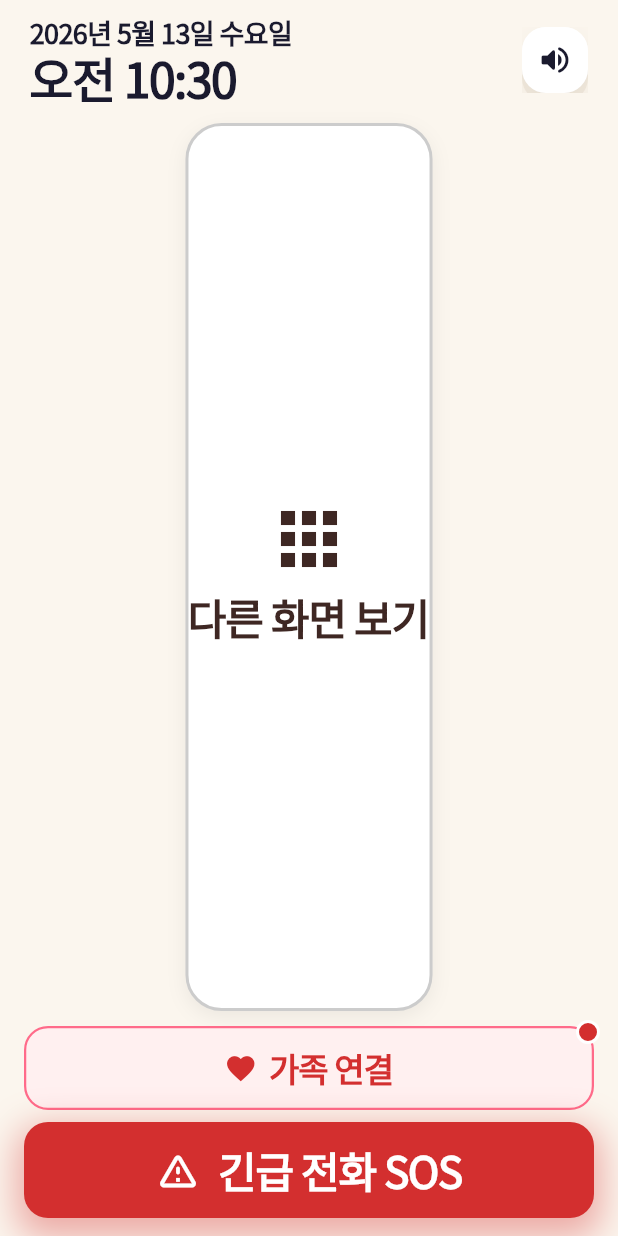
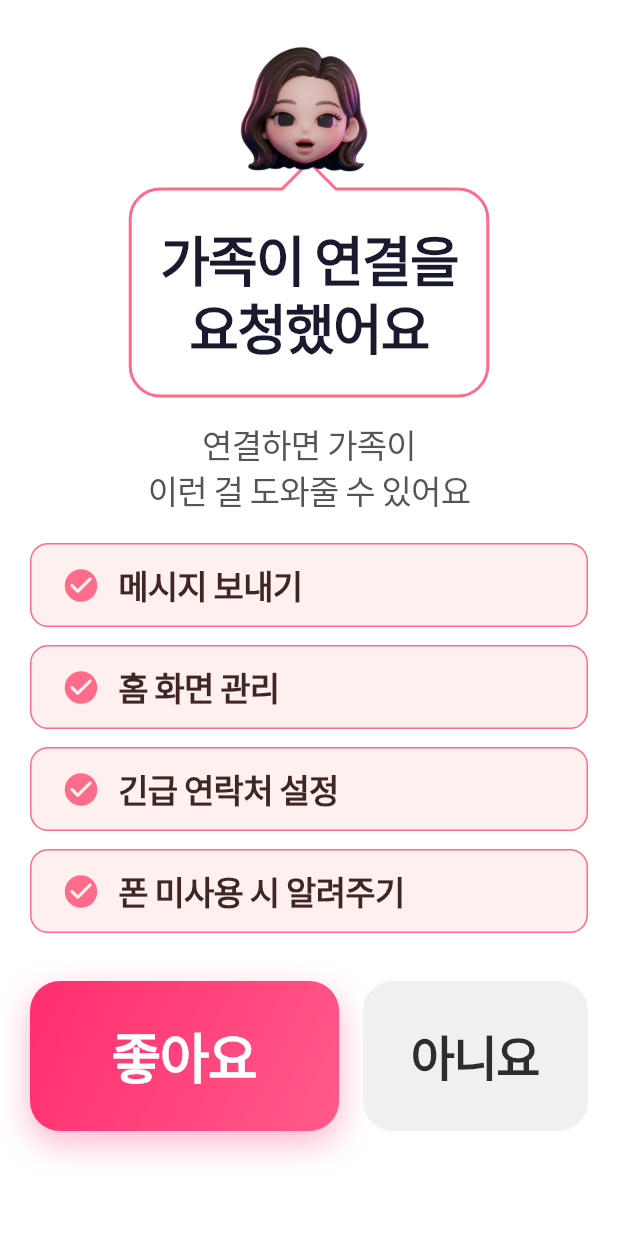
Before and after one commit to jdnnetwork/jalboine, a Flutter app: the FamilyBranchScreen screen opened by its route, after a tap on "아니요", on a phone screen of 412 x 824 dp. Run offline on Flutter 3.47's test engine with Material 3 defaults, Android fonts, the phone set to English and light mode, and no system bars; our stand-ins replace app_links, audioplayers, battery_plus, connectivity_plus, firebase_core, firebase_messaging and 12 more; missing offline and left inert: android_intent_plus, flutter_foreground_task, flutter_ringtone_player, record; accounts and stored records are empty; network calls fail.

Commit message:
feat: 가족 연결 4자리 코드 + 어르신 동의 화면 추가
코드 통일 (6→4)
- family_branch_screen._gen(): 1000~9999 범위 4자리 (기존 6자리)
- guardian 입력 UI 는 이미 maxLength=4 였음 — 양쪽 일치

새 흐름: 어르신 동의 게이트
- parent_connect_screen: 보호자가 코드 입력 시 status='accepted' 즉시 설정
  하지 않고 guardian_user_id 만 기록. 어르신이 동의해야 'accepted' 로.
  + FCM 푸시 (route: /family/consent?pair=...) + '어르신께 알림을 보냈어요' 토스트
- 신규 family_consent_screen.dart
  * 마스코트 + 분홍 말풍선 + 동의 항목 4개 카드 + 좋아요(55%)/아니요(40%) 버튼
  * 좋아요 → status='accepted' + profiles.consent_family/consent_date 저장
    + 보호자에게 완료 푸시 → /home
  * 아니요 → status='rejected' + 보호자에게 거부 푸시 → /home
  * PopScope canPop:false 로 백버튼 우회 방지
- home_screen: initState + resume 시 pending+guardian_user_id 있는 요청
  자동 감지 → /family/consent 로 push

라우트
- /family/consent?pair=<id> 추가

마이그레이션 20260517
- pair_links.status check 에 'rejected' 추가
- profiles.consent_family / consent_date 컬럼 추가

Co-Authored-By: Claude Opus 4.7 (1M context) <noreply@anthropic.com>

```diff
--- a/lib/core/router.dart
+++ b/lib/core/router.dart
@@ -24,6 +24,7 @@ import '../features/medication_setup/med_hour_screen.dart';
 import '../features/medication_setup/med_confirm_screen.dart';
 import '../features/medication_setup/notification_permission_screen.dart';
 import '../features/pairing/family_branch_screen.dart';
+import '../features/pairing/family_consent_screen.dart';
 import '../features/home/home_screen.dart';
 import '../features/home/more_screen.dart';
 import '../features/emergency/emergency_screen.dart';
@@ -154,6 +155,12 @@ final routerProvider = Provider<GoRouter>((ref) {
       ),
       GoRoute(path: '/setup-done', builder: (_, _) => const SetupDoneScreen()),
       GoRoute(path: '/family', builder: (_, _) => const FamilyBranchScreen()),
+      GoRoute(
+        path: '/family/consent',
+        builder: (_, s) => FamilyConsentScreen(
+          pairId: s.uri.queryParameters['pair'] ?? '',
+        ),
+      ),
       GoRoute(path: '/home', builder: (_, _) => const HomeScreen()),
       GoRoute(path: '/more', builder: (_, _) => const MoreScreen()),
       GoRoute(path: '/emergency', builder: (_, _) => const EmergencyScreen()),
--- a/lib/features/guardian/parent_connect_screen.dart
+++ b/lib/features/guardian/parent_connect_screen.dart
@@ -5,6 +5,7 @@ import 'package:go_router/go_router.dart';
 import '../../core/design_tokens.dart';
 import '../../core/supabase.dart';
 import '../../core/theme.dart';
+import '../../services/push_service.dart';
 
 /// 보호자가 피보호자가 생성한 4자리 연결 코드를 입력하는 화면.
 class ParentConnectScreen extends ConsumerStatefulWidget {
@@ -50,11 +51,24 @@ class _ParentConnectScreenState extends ConsumerState<ParentConnectScreen> {
             const SnackBar(content: Text('번호가 맞지 않아요. 다시 확인해주세요')));
         return;
       }
+      final pairId = row['id'] as String;
+      final seniorId = row['senior_user_id'] as String;
+      // status 는 'pending' 그대로 두고 guardian_user_id 만 기록.
+      // 어르신이 동의 화면에서 좋아요/아니요 를 누르면 'accepted'/'rejected' 로 바뀐다.
       await sb.from('pair_links').update({
         'guardian_user_id': uid,
-        'status': 'accepted',
-      }).eq('id', row['id'] as String);
+      }).eq('id', pairId);
+      // 어르신에게 FCM 푸시 — 탭하면 동의 화면으로.
+      await PushService.instance.sendTo(
+        userId: seniorId,
+        title: '가족이 연결을 요청했어요',
+        body: '잘보이네를 열어 확인해 주세요',
+        data: {'route': '/family/consent?pair=$pairId'},
+      );
       if (!mounted) return;
+      ScaffoldMessenger.of(context).showSnackBar(
+        const SnackBar(content: Text('어르신께 알림을 보냈어요')),
+      );
       context.go('/guardian/dashboard');
     } catch (e) {
       if (!mounted) return;
--- a/lib/features/home/home_screen.dart
+++ b/lib/features/home/home_screen.dart
@@ -6,6 +6,7 @@ import 'package:go_router/go_router.dart';
 import 'package:google_fonts/google_fonts.dart';
 import 'package:shared_preferences/shared_preferences.dart';
 import '../../core/design_tokens.dart';
+import '../../core/supabase.dart';
 import '../../services/audio_service.dart';
 import '../../services/foreground_sync_service.dart';
 import '../../services/launcher_service.dart';
@@ -118,7 +119,31 @@ class _HomeScreenState extends ConsumerState<HomeScreen>
       StatusSyncService.instance.startPeriodic();
       await OnboardingSettingsService.loadFromProfiles(ref);
       await ForegroundSyncService.instance.startIfNeeded();
+      await _checkPendingConsent();
     });
+  }
+
+  Future<void> _checkPendingConsent() async {
+    if (!mounted) return;
+    try {
+      final sb = ref.read(supabaseProvider);
+      final uid = sb.auth.currentUser?.id;
+      if (uid == null) return;
+      final row = await sb
+          .from('pair_links')
+          .select('id')
+          .eq('senior_user_id', uid)
+          .eq('status', 'pending')
+          .not('guardian_user_id', 'is', null)
+          .order('created_at', ascending: false)
+          .limit(1)
+          .maybeSingle();
+      final pairId = row?['id'] as String?;
+      if (pairId == null || !mounted) return;
+      context.push('/family/consent?pair=$pairId');
+    } catch (_) {
+      // 네트워크/오류는 조용히 무시 — 동의 화면을 못 띄워도 홈은 정상 동작해야 함.
+    }
   }
 
   Future<void> _loadCachedApps() async {
@@ -153,6 +178,7 @@ class _HomeScreenState extends ConsumerState<HomeScreen>
       StatusSyncService.instance.pushOnce();
       StatusSyncService.instance.startPeriodic();
       _maybeStartCallChecker();
+      _checkPendingConsent();
     } else if (state == AppLifecycleState.paused) {
       StatusSyncService.instance.stop();
       _callCheckTimer?.cancel();
--- a/lib/features/pairing/family_branch_screen.dart
+++ b/lib/features/pairing/family_branch_screen.dart
@@ -59,8 +59,9 @@ class _FamilyBranchScreenState extends ConsumerState<FamilyBranchScreen> {
   }
 
   String _gen() {
+    // 1000~9999 범위의 4자리 코드.
     final r = Random.secure();
-    return List.generate(6, (_) => r.nextInt(10).toString()).join();
+    return (1000 + r.nextInt(9000)).toString();
   }
 
   Future<void> _yes() async {
--- /dev/null
+++ b/lib/features/pairing/family_consent_screen.dart
@@ -0,0 +1,367 @@
+import 'package:flutter/material.dart';
+import 'package:flutter_riverpod/flutter_riverpod.dart';
+import 'package:go_router/go_router.dart';
+import 'package:google_fonts/google_fonts.dart';
+import '../../core/supabase.dart';
+import '../../services/push_service.dart';
+
+const _ink = Color(0xFF1A1A2E);
+const _accentPink = Color(0xFFFF6B8A);
+const _yesStart = Color(0xFFFF2D6F);
+const _yesEnd = Color(0xFFFF5A8A);
+const _noBg = Color(0xFFF0F0F0);
+const _noFg = Color(0xFF2D2D2D);
+const _cardBg = Color(0xFFFFF0F0);
+const _cardInk = Color(0xFF3E2723);
+const _subText = Color(0xFF555555);
+
+/// 어르신이 가족 연결 요청에 동의/거부하는 화면.
+///
+/// 진입 경로:
+///  - FCM 푸시 탭 (route: '/family/consent?pair=...')
+///  - 홈 화면 진입/resume 시 pending 요청 자동 감지
+class FamilyConsentScreen extends ConsumerStatefulWidget {
+  final String pairId;
+  const FamilyConsentScreen({super.key, required this.pairId});
+
+  @override
+  ConsumerState<FamilyConsentScreen> createState() =>
+      _FamilyConsentScreenState();
+}
+
+class _FamilyConsentScreenState extends ConsumerState<FamilyConsentScreen> {
+  bool _busy = false;
+
+  Future<void> _onYes() async {
+    if (_busy) return;
+    setState(() => _busy = true);
+    try {
+      final sb = ref.read(supabaseProvider);
+      final user = sb.auth.currentUser;
+      if (user == null) {
+        throw StateError('세션이 만료됐어요. 다시 시작해주세요');
+      }
+      final row = await sb
+          .from('pair_links')
+          .update({'status': 'accepted'})
+          .eq('id', widget.pairId)
+          .select('guardian_user_id')
+          .single();
+      final guardianId = row['guardian_user_id'] as String?;
+      await sb.from('profiles').update({
+        'consent_family': true,
+        'consent_date': DateTime.now().toUtc().toIso8601String(),
+      }).eq('user_id', user.id);
+      if (guardianId != null) {
+        await PushService.instance.sendTo(
+          userId: guardianId,
+          title: '연결이 완료되었어요!',
+          body: '이제 어르신과 메시지를 주고받을 수 있어요',
+          data: {'route': '/guardian/dashboard'},
+        );
+      }
+      if (!mounted) return;
+      context.go('/home');
+    } catch (e) {
+      if (!mounted) return;
+      ScaffoldMessenger.of(context).showSnackBar(SnackBar(content: Text('$e')));
+      setState(() => _busy = false);
+    }
+  }
+
+  Future<void> _onNo() async {
+    if (_busy) return;
+    setState(() => _busy = true);
+    try {
+      final sb = ref.read(supabaseProvider);
+      final row = await sb
+          .from('pair_links')
+          .update({'status': 'rejected'})
+          .eq('id', widget.pairId)
+          .select('guardian_user_id')
+          .single();
+      final guardianId = row['guardian_user_id'] as String?;
+      if (guardianId != null) {
+        await PushService.instance.sendTo(
+          userId: guardianId,
+          title: '연결이 거부되었어요',
+          body: '어르신이 연결 요청을 거부하셨어요',
+          data: {'route': '/guardian/dashboard'},
+        );
+      }
+      if (!mounted) return;
+      context.go('/home');
+    } catch (e) {
+      if (!mounted) return;
+      ScaffoldMessenger.of(context).showSnackBar(SnackBar(content: Text('$e')));
+      setState(() => _busy = false);
+    }
+  }
+
+  @override
+  Widget build(BuildContext context) {
+    // 시스템 백버튼으로 동의/거부 결정을 건너뛸 수 없게 한다.
+    return PopScope(
+      canPop: false,
+      child: Scaffold(
+        backgroundColor: Colors.white,
+        body: SafeArea(
+          child: SingleChildScrollView(
+            padding: const EdgeInsets.fromLTRB(20, 16, 20, 20),
+            child: Column(
+              crossAxisAlignment: CrossAxisAlignment.stretch,
+              children: [
+                const SizedBox(height: 8),
+                const _MascotWithBubble(),
+                const SizedBox(height: 16),
+                Text(
+                  '연결하면 가족이\n이런 걸 도와줄 수 있어요',
+                  textAlign: TextAlign.center,
+                  style: GoogleFonts.notoSansKr(
+                    fontSize: 22,
+                    fontWeight: FontWeight.w500,
+                    color: _subText,
+                    height: 1.4,
+                    letterSpacing: -0.5,
+                  ),
+                ),
+                const SizedBox(height: 20),
+                const _ConsentItem(text: '메시지 보내기'),
+                const SizedBox(height: 12),
+                const _ConsentItem(text: '홈 화면 관리'),
+                const SizedBox(height: 12),
+                const _ConsentItem(text: '긴급 연락처 설정'),
+                const SizedBox(height: 12),
+                const _ConsentItem(text: '폰 미사용 시 알려주기'),
+                const SizedBox(height: 32),
+                Row(
+                  children: [
+                    Expanded(
+                      flex: 55,
+                      child: _YesButton(onTap: _busy ? null : _onYes),
+                    ),
+                    const SizedBox(width: 16),
+                    Expanded(
+                      flex: 40,
+                      child: _NoButton(onTap: _busy ? null : _onNo),
+                    ),
+                  ],
+                ),
+                const SizedBox(height: 16),
+              ],
+            ),
+          ),
+        ),
+      ),
+    );
+  }
+}
+
+class _ConsentItem extends StatelessWidget {
+  final String text;
+  const _ConsentItem({required this.text});
+
+  @override
+  Widget build(BuildContext context) {
+    return Container(
+      height: 56,
+      decoration: BoxDecoration(
+        color: _cardBg,
+        borderRadius: BorderRadius.circular(12),
+        border: Border.all(color: _accentPink, width: 1),
+      ),
+      padding: const EdgeInsets.symmetric(horizontal: 20),
+      child: Row(
+        children: [
+          const Icon(Icons.check_circle_rounded,
+              color: _accentPink, size: 26),
+          const SizedBox(width: 12),
+          Expanded(
+            child: Text(
+              text,
+              style: GoogleFonts.notoSansKr(
+                fontSize: 22,
+                fontWeight: FontWeight.w800,
+                color: _cardInk,
+                letterSpacing: -0.5,
+                height: 1.0,
+              ),
+            ),
+          ),
+        ],
+      ),
+    );
+  }
+}
+
+class _YesButton extends StatelessWidget {
+  final VoidCallback? onTap;
+  const _YesButton({required this.onTap});
+
+  @override
+  Widget build(BuildContext context) {
+    return GestureDetector(
+      onTap: onTap,
+      behavior: HitTestBehavior.opaque,
+      child: Container(
+        height: 100,
+        decoration: BoxDecoration(
+          gradient: const LinearGradient(
+            begin: Alignment.topLeft,
+            end: Alignment.bottomRight,
+            colors: [_yesStart, _yesEnd],
+          ),
+          borderRadius: BorderRadius.circular(20),
+          boxShadow: [
+            BoxShadow(
+              color: _yesStart.withValues(alpha: 0.35),
+              offset: const Offset(0, 8),
+              blurRadius: 18,
+            ),
+          ],
+        ),
+        alignment: Alignment.center,
+        child: Text(
+          '좋아요',
+          style: GoogleFonts.notoSansKr(
+            fontSize: 36,
+            fontWeight: FontWeight.w900,
+            color: Colors.white,
+            letterSpacing: -1.0,
+            height: 1.0,
+          ),
+        ),
+      ),
+    );
+  }
+}
+
+class _NoButton extends StatelessWidget {
+  final VoidCallback? onTap;
+  const _NoButton({required this.onTap});
+
+  @override
+  Widget build(BuildContext context) {
+    return GestureDetector(
+      onTap: onTap,
+      behavior: HitTestBehavior.opaque,
+      child: Container(
+        height: 100,
+        decoration: BoxDecoration(
+          color: _noBg,
+          borderRadius: BorderRadius.circular(20),
+        ),
+        alignment: Alignment.center,
+        child: Text(
+          '아니요',
+          style: GoogleFonts.notoSansKr(
+            fontSize: 32,
+            fontWeight: FontWeight.w900,
+            color: _noFg,
+            letterSpacing: -1.0,
+            height: 1.0,
+          ),
+        ),
+      ),
+    );
+  }
+}
+
+class _MascotWithBubble extends StatelessWidget {
+  const _MascotWithBubble();
+
+  @override
+  Widget build(BuildContext context) {
+    return Stack(
+      clipBehavior: Clip.none,
+      alignment: Alignment.topCenter,
+      children: [
+        Padding(
+          padding: const EdgeInsets.only(top: 84),
+          child: _BubbleWithTail(
+            child: Text(
+              '가족이 연결을\n요청했어요',
+              textAlign: TextAlign.center,
+              style: GoogleFonts.notoSansKr(
+                fontSize: 36,
+                fontWeight: FontWeight.w800,
+                color: _ink,
+                height: 1.25,
+                letterSpacing: -1.2,
+              ),
+            ),
+          ),
+        ),
+        Image.asset(
+          'assets/images/mascot.png',
+          width: 120,
+          fit: BoxFit.contain,
+        ),
+      ],
+    );
+  }
+}
+
+class _BubbleWithTail extends StatelessWidget {
+  final Widget child;
+  const _BubbleWithTail({required this.child});
+
+  static const double _tailH = 18;
+
+  @override
+  Widget build(BuildContext context) {
+    return CustomPaint(
+      painter: const _BubblePainter(),
+      child: Padding(
+        padding: const EdgeInsets.fromLTRB(20, _tailH + 24, 20, 24),
+        child: child,
+      ),
+    );
+  }
+}
+
+class _BubblePainter extends CustomPainter {
+  const _BubblePainter();
+
+  @override
+  void paint(Canvas canvas, Size size) {
+    const r = 20.0;
+    const tailW = 36.0;
+    const tailH = _BubbleWithTail._tailH;
+    final cx = size.width / 2;
+    final w = size.width;
+    final h = size.height;
+
+    final path = Path()
+      ..moveTo(r, tailH)
+      ..lineTo(cx - tailW / 2, tailH)
+      ..lineTo(cx, 0)
+      ..lineTo(cx + tailW / 2, tailH)
+      ..lineTo(w - r, tailH)
+      ..arcToPoint(Offset(w, tailH + r), radius: const Radius.circular(r))
+      ..lineTo(w, h - r)
+      ..arcToPoint(Offset(w - r, h), radius: const Radius.circular(r))
+      ..lineTo(r, h)
+      ..arcToPoint(Offset(0, h - r), radius: const Radius.circular(r))
+      ..lineTo(0, tailH + r)
+      ..arcToPoint(Offset(r, tailH), radius: const Radius.circular(r))
+      ..close();
+
+    canvas.drawPath(
+      path,
+      Paint()
+        ..color = Colors.white
+        ..style = PaintingStyle.fill,
+    );
+    canvas.drawPath(
+      path,
+      Paint()
+        ..color = _accentPink
+        ..style = PaintingStyle.stroke
+        ..strokeWidth = 2,
+    );
+  }
+
+  @override
+  bool shouldRepaint(covariant _BubblePainter oldDelegate) => false;
+}
```
Also changed, not shown: 1 other file.
